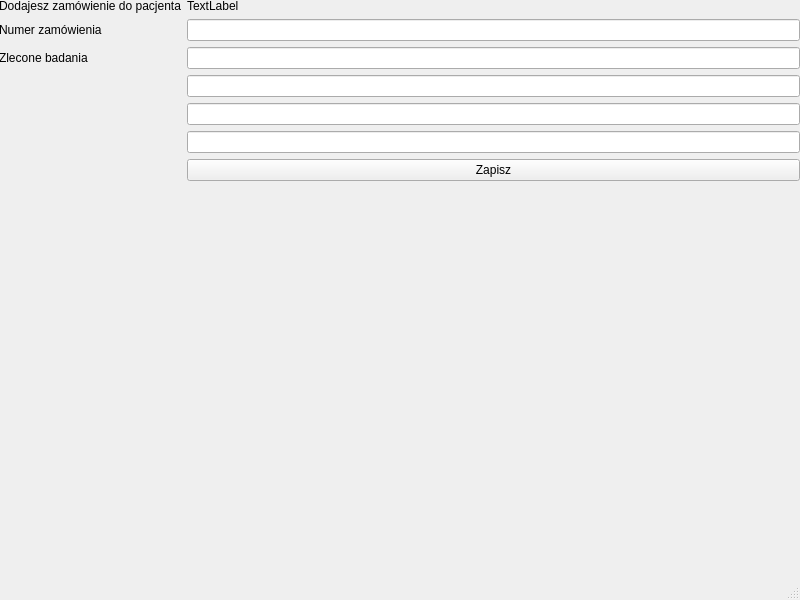
Above: AddOrder.ui from BD-lab/gui before the change. Below: the same form after it.
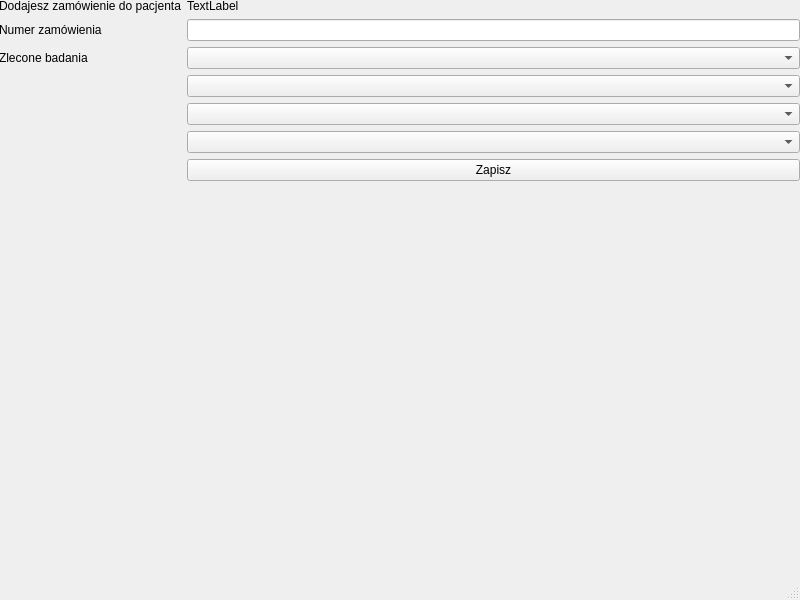
That is the form after the change.

The edit to the form file:
```diff
--- a/AddOrder.ui
+++ b/AddOrder.ui
@@ -55,18 +55,6 @@
        </property>
       </widget>
      </item>
-     <item row="2" column="1">
-      <widget class="QLineEdit" name="listInput1"/>
-     </item>
-     <item row="3" column="1">
-      <widget class="QLineEdit" name="listInput3"/>
-     </item>
-     <item row="4" column="1">
-      <widget class="QLineEdit" name="listInput2"/>
-     </item>
-     <item row="5" column="1">
-      <widget class="QLineEdit" name="listInput4"/>
-     </item>
      <item row="6" column="1">
       <widget class="QPushButton" name="saveButton">
        <property name="text">
@@ -74,6 +62,18 @@
        </property>
       </widget>
      </item>
+     <item row="2" column="1">
+      <widget class="QComboBox" name="comboBox"/>
+     </item>
+     <item row="3" column="1">
+      <widget class="QComboBox" name="comboBox_2"/>
+     </item>
+     <item row="4" column="1">
+      <widget class="QComboBox" name="comboBox_3"/>
+     </item>
+     <item row="5" column="1">
+      <widget class="QComboBox" name="comboBox_4"/>
+     </item>
     </layout>
    </widget>
   </widget>
```
